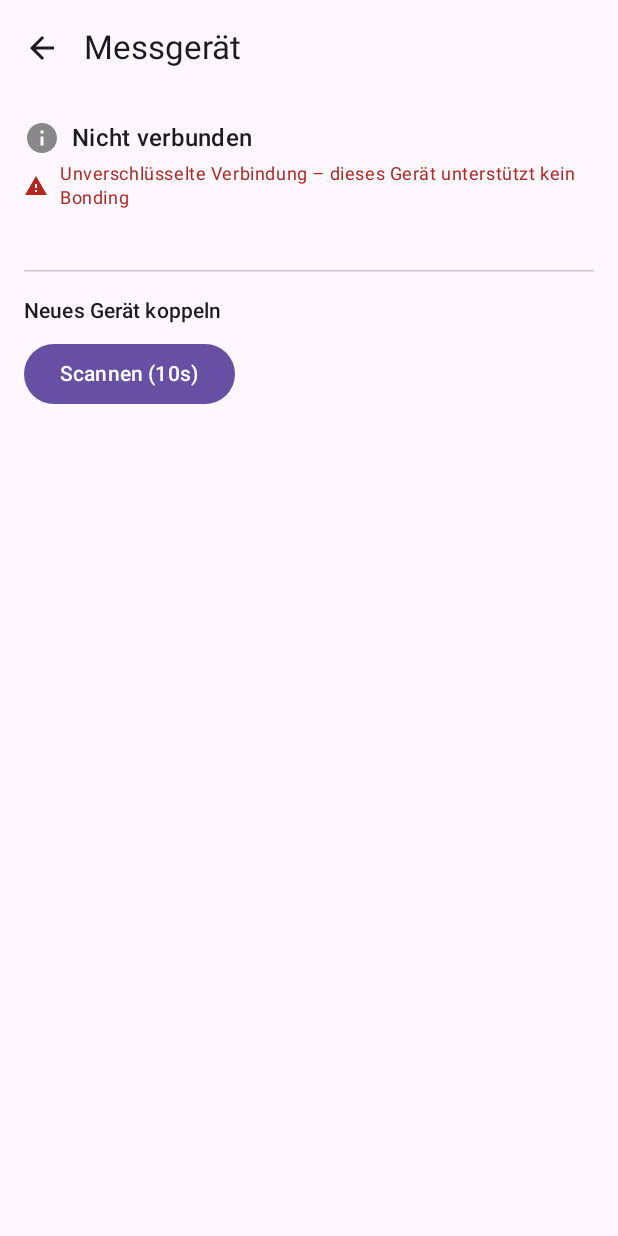
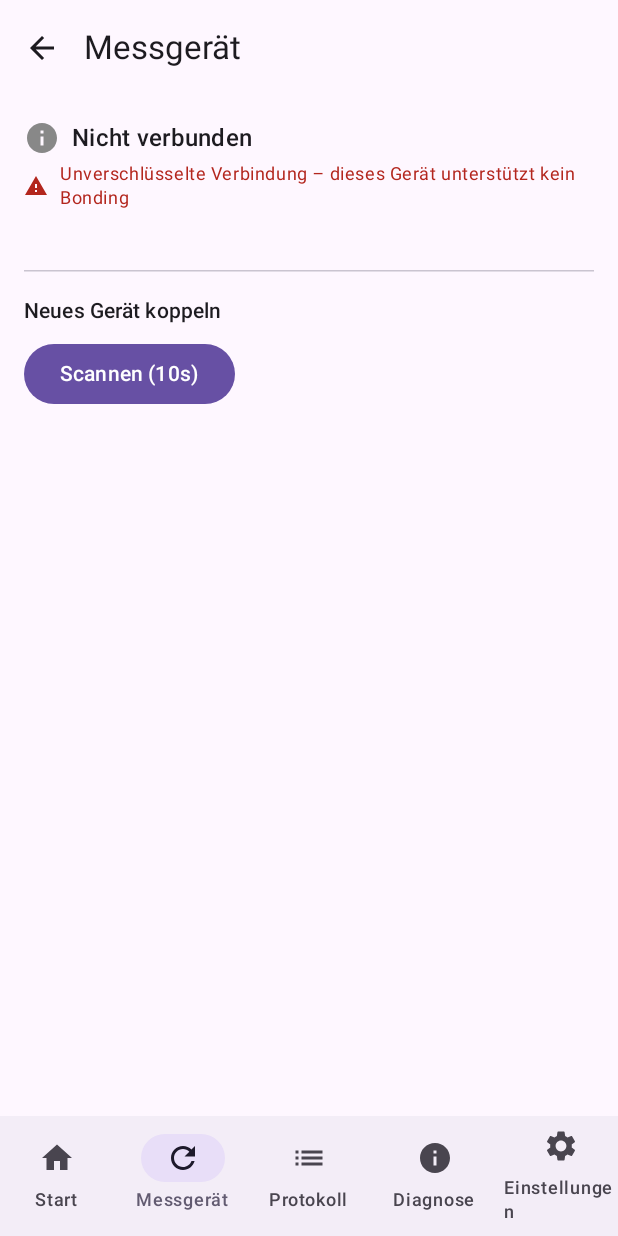
Before and after one commit to arthurschaab-bit/Noiseprotocol_Android, an Android app built with Jetpack Compose: the NoiseProtocolApp screen opened through its navigation route, item 2 of the bottom bar chosen, on a phone screen of 412 x 824 dp. Run offline under Robolectric (Android 15) with nearby library versions, the phone set to English and light mode, and no system bars; libraries missing offline, so code that uses them is left out: com.google.mediapipe.tasks; pictures from the network do not load; 3 statements that could not run were skipped.

Commit message:
Fix: NavigationBar auf jeder Seite sichtbar, nicht nur auf Start
Gerätetest-Rückmeldung: "Die Navileiste ist in jeder Seite außer Start
nicht vorhanden." Ursache: die NavigationBar lag nur innerhalb von
NoiseProtocolApp (der "main"-Route) statt den NavHost von außen zu
umschließen - jede andere Route (Messgerät/Protokoll/Diagnose/
Einstellungen) hatte dadurch keine.

Neue AppNavigation()-Komposable umschließt jetzt den gesamten NavHost
mit einem gemeinsamen Scaffold(bottomBar = AppNavigationBar(...)).
Tab-Wechsel nutzen popUpTo("main")/launchSingleTop, damit wiederholtes
Wechseln keine unbegrenzt wachsende Backstack-Historie anhäuft. Der
ausgewählte Zustand kommt aus der reinen, JVM-testbaren Funktion
istBottomNavZielAktiv() (Präfixvergleich für parametrisierte Routen wie
"protokoll/{sessionId}").

HomeNavigationComposeTest läuft jetzt gegen die echte AppNavigation()
statt nur gegen NoiseProtocolApp() allein - sonst hätte der Test genau
diesen Regressionsfehler nicht auffangen können. Per Gegenprobe belegt
(NavigationBar künstlich auf "main" beschränkt -> Test schlägt wie
erwartet fehl).

```diff
--- a/app/src/main/java/com/example/lrmprotokoll/ui/MainActivity.kt
+++ b/app/src/main/java/com/example/lrmprotokoll/ui/MainActivity.kt
@@ -34,9 +34,11 @@ import androidx.compose.ui.unit.dp
 import androidx.core.content.ContextCompat
 import androidx.navigation.NavController
 import androidx.navigation.NavGraphBuilder
+import androidx.navigation.NavHostController
 import androidx.navigation.NavType
 import androidx.navigation.compose.NavHost
 import androidx.navigation.compose.composable
+import androidx.navigation.compose.currentBackStackEntryAsState
 import androidx.navigation.compose.rememberNavController
 import androidx.navigation.navArgument
 import com.example.lrmprotokoll.LaermprotokollApp
@@ -66,15 +68,63 @@ class MainActivity : ComponentActivity() {
                         .windowInsetsPadding(WindowInsets.safeDrawing),
                     color = MaterialTheme.colorScheme.background
                 ) {
-                    val navController = rememberNavController()
-                    NavHost(navController = navController, startDestination = "main") {
+                    AppNavigation()
+                }
+            }
+        }
+    }
+}
+
+/**
+ * Rueckmeldung nach dem M7c-Gerätetest: "Die Navileiste ist in jeder Seite außer Start nicht
+ * vorhanden." Ursache war, dass die NavigationBar bisher NUR in [NoiseProtocolApp] (der
+ * "main"-Route) lag, statt den [NavHost] von außen zu umschließen - jede andere Route hatte
+ * dadurch keine. Diese Komposable ist jetzt die einzige Stelle, die [NavigationBar] aufbaut, und
+ * umschliesst den gesamten [NavHost], nicht nur eine einzelne Route.
+ *
+ * `navController` ist ein Parameter (statt intern per `rememberNavController()` fest verdrahtet),
+ * damit ein Compose-Test einen eigenen Controller uebergeben und den aktuellen Zielort direkt
+ * pruefen kann.
+ */
+@Composable
+fun AppNavigation(navController: NavHostController = rememberNavController()) {
+    val currentRoute = navController.currentBackStackEntryAsState().value?.destination?.route
+
+    fun navigiereZuTab(route: String) {
+        navController.navigate(route) {
+            // main bleibt als "Boden" des Backstacks stehen, damit wiederholtes Wechseln
+            // zwischen Tabs keine unbegrenzt wachsende Historie anhaeuft - beim Zurueckwechseln
+            // zu "main" selbst wird sie stattdessen mit entfernt, damit ein erneuter Start-Tap
+            // wieder einen frischen main-Eintrag erzeugt statt doppelt zu stapeln.
+            popUpTo("main") { inclusive = route == "main" }
+            launchSingleTop = true
+        }
+    }
+
+    Scaffold(
+        bottomBar = {
+            AppNavigationBar(
+                currentRoute = currentRoute,
+                onNavigateToStart = { navigiereZuTab("main") },
+                onNavigateToMeter = { navigiereZuTab("meter") },
+                onNavigateToProtokoll = { navigiereZuTab("protokoll") },
+                onNavigateToDiagnose = { navigiereZuTab("diagnose") },
+                onNavigateToSettings = { navigiereZuTab("settings") },
+            )
+        }
+    ) { scaffoldPadding ->
+        NavHost(
+            navController = navController,
+            startDestination = "main",
+            modifier = Modifier.padding(scaffoldPadding),
+        ) {
             composable("main") {
                 NoiseProtocolApp(
                     onNavigateToPlayer = { filePath -> navController.navigate("player?path=$filePath") },
-                                onNavigateToSettings = { navController.navigate("settings") },
-                                onNavigateToMeter = { navController.navigate("meter") },
-                                onNavigateToProtokoll = { navController.navigate("protokoll") },
-                                onNavigateToDiagnose = { navController.navigate("diagnose") },
+                    onNavigateToSettings = { navigiereZuTab("settings") },
+                    onNavigateToMeter = { navigiereZuTab("meter") },
+                    onNavigateToProtokoll = { navigiereZuTab("protokoll") },
+                    onNavigateToDiagnose = { navigiereZuTab("diagnose") },
                 )
             }
             composable(
@@ -109,9 +159,62 @@ class MainActivity : ComponentActivity() {
         }
     }
 }
+
+/**
+ * Faehrt nur die Beschriftung/Icons und den ausgewaehlten Zustand auf - welches Ziel gerade
+ * aktiv ist, kommt aus [istBottomNavZielAktiv] und ist damit ohne Compose per JVM-Test pruefbar.
+ */
+@Composable
+fun AppNavigationBar(
+    currentRoute: String?,
+    onNavigateToStart: () -> Unit,
+    onNavigateToMeter: () -> Unit,
+    onNavigateToProtokoll: () -> Unit,
+    onNavigateToDiagnose: () -> Unit,
+    onNavigateToSettings: () -> Unit,
+) {
+    NavigationBar {
+        NavigationBarItem(
+            selected = istBottomNavZielAktiv(currentRoute, "main"),
+            onClick = onNavigateToStart,
+            icon = { Icon(Icons.Default.Home, contentDescription = null) },
+            label = { Text("Start") },
+        )
+        NavigationBarItem(
+            selected = istBottomNavZielAktiv(currentRoute, "meter"),
+            onClick = onNavigateToMeter,
+            icon = { Icon(Icons.Default.Refresh, contentDescription = null) },
+            label = { Text("Messgerät") },
+        )
+        NavigationBarItem(
+            selected = istBottomNavZielAktiv(currentRoute, "protokoll"),
+            onClick = onNavigateToProtokoll,
+            icon = { Icon(Icons.Default.List, contentDescription = null) },
+            label = { Text("Protokoll") },
+        )
+        NavigationBarItem(
+            selected = istBottomNavZielAktiv(currentRoute, "diagnose"),
+            onClick = onNavigateToDiagnose,
+            icon = { Icon(Icons.Default.Info, contentDescription = null) },
+            label = { Text("Diagnose") },
+        )
+        NavigationBarItem(
+            selected = istBottomNavZielAktiv(currentRoute, "settings"),
+            onClick = onNavigateToSettings,
+            icon = { Icon(Icons.Default.Settings, contentDescription = null) },
+            label = { Text("Einstellungen") },
+        )
     }
 }
-}
+
+/**
+ * `currentRoute` ist bei parametrisierten Zielen das Routen-MUSTER, nicht der befuellte Wert
+ * (z. B. "protokoll/{sessionId}", nicht "protokoll/42") - ein Praefix-Vergleich reicht deshalb,
+ * um z. B. die Detailansicht einer Session weiterhin als "Protokoll" auszuweisen. "player?path=
+ * {path}" passt bewusst zu keinem Tab (kein eigener Bottom-Nav-Eintrag dafuer vorgesehen).
+ */
+internal fun istBottomNavZielAktiv(currentRoute: String?, ziel: String): Boolean =
+    currentRoute == ziel || currentRoute?.startsWith("$ziel/") == true
 
 @OptIn(ExperimentalLayoutApi::class)
 @Composable
@@ -176,47 +279,11 @@ fun NoiseProtocolApp(
     }
 
     // M7c Aufgabe 3 (Bestandsaufnahme Verbesserungsvorschlag 3): erkennbare Struktur mit klar
-    // benannten Zielen statt verstreuter Text-/Icon-Buttons in der Kopfzeile - Diagnose war zuvor
-    // nur ueber ein Info-Icon ohne Text erreichbar (Befund 4, explizit zu beheben). Nur auf dem
-    // Home-Screen: die Zielscreens bleiben bei Zurueck-Pfeil + TopAppBar, kein globaler Umbau
-    // aller Screens noetig.
-    Scaffold(
-        bottomBar = {
-            NavigationBar {
-                NavigationBarItem(
-                    selected = true,
-                    onClick = {},
-                    icon = { Icon(Icons.Default.Home, contentDescription = null) },
-                    label = { Text("Start") },
-                )
-                NavigationBarItem(
-                    selected = false,
-                    onClick = onNavigateToMeter,
-                    icon = { Icon(Icons.Default.Refresh, contentDescription = null) },
-                    label = { Text("Messgerät") },
-                )
-                NavigationBarItem(
-                    selected = false,
-                    onClick = onNavigateToProtokoll,
-                    icon = { Icon(Icons.Default.List, contentDescription = null) },
-                    label = { Text("Protokoll") },
-                )
-                NavigationBarItem(
-                    selected = false,
-                    onClick = onNavigateToDiagnose,
-                    icon = { Icon(Icons.Default.Info, contentDescription = null) },
-                    label = { Text("Diagnose") },
-                )
-                NavigationBarItem(
-                    selected = false,
-                    onClick = onNavigateToSettings,
-                    icon = { Icon(Icons.Default.Settings, contentDescription = null) },
-                    label = { Text("Einstellungen") },
-                )
-            }
-        }
-    ) { scaffoldPadding ->
-    Column(modifier = Modifier.padding(scaffoldPadding).padding(16.dp)) {
+    // benannten Zielen statt verstreuter Text-/Icon-Buttons in der Kopfzeile. Die NavigationBar
+    // selbst lebt seit der Geraetetest-Rueckmeldung ("fehlt auf jeder Seite ausser Start") nicht
+    // mehr hier, sondern in AppNavigation, die den gesamten NavHost umschliesst statt nur diese
+    // eine Route - siehe deren KDoc.
+    Column(modifier = Modifier.padding(16.dp)) {
         Row(verticalAlignment = Alignment.CenterVertically) {
             Text("Lärmprotokoll", style = MaterialTheme.typography.headlineMedium, modifier = Modifier.weight(1f))
             if (selectedIds.isNotEmpty()) {
@@ -409,7 +476,6 @@ fun NoiseProtocolApp(
                                 }
                             }
                         )
-                    }
                     }
                 }
             }
```
Also changed, not shown: 1 other file. Lines whose indentation alone changed are shown as unchanged.
